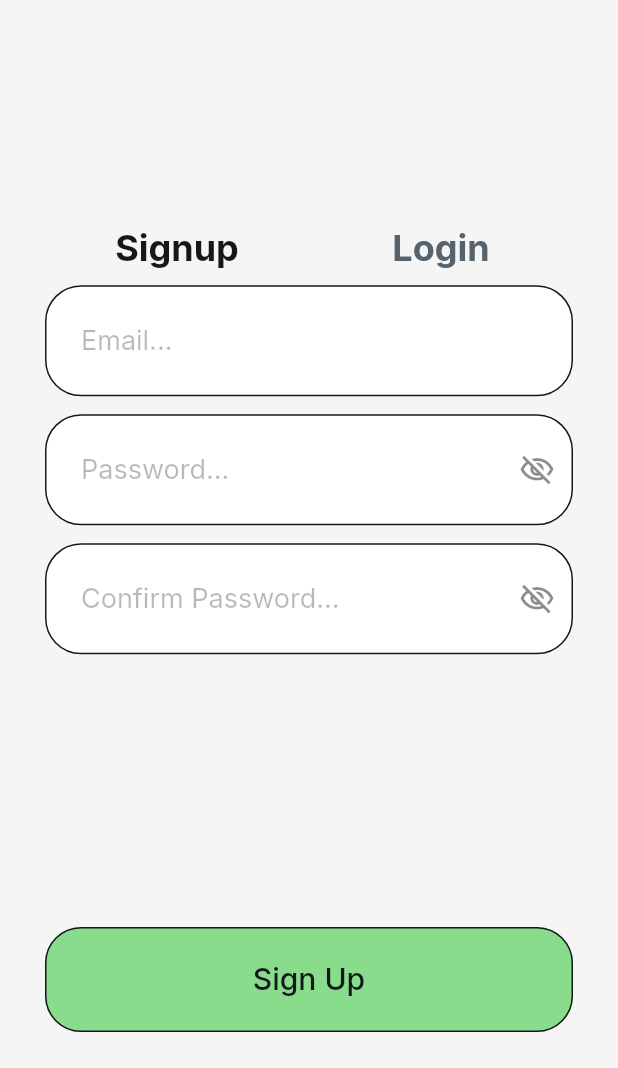
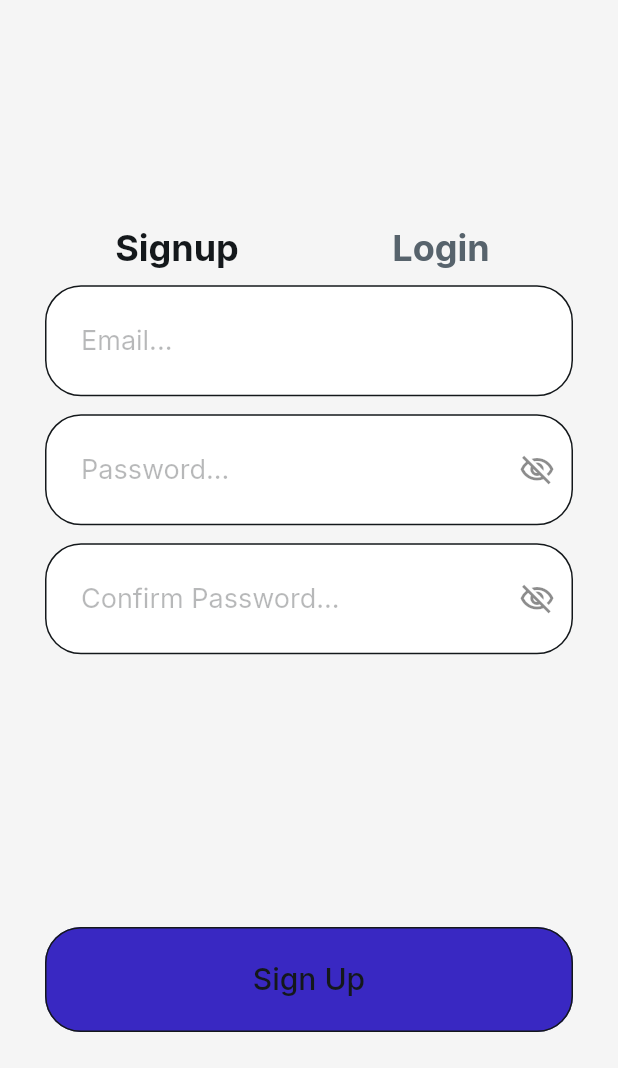
Before and after one commit to KanzGiwa/TodoApp-FlutterFlow, a Flutter app: the screen it shows after launch, on a phone screen of 412 x 824 dp, the part 168-1236 px from its top. Run offline on Flutter 3.47's test engine with Material 3 defaults, Android fonts, the phone set to English and light mode, and no system bars; drawn by our look-alikes of auto_size_text; our stand-ins replace cloud_firestore, easy_debounce, file_picker, firebase_auth, firebase_core, firebase_storage and 12 more; missing offline and left inert: flutterflow_colorpicker, json_path, mime_type; accounts and stored records are empty.

Commit message:
Changed the color of the sign up button

```diff
--- a/lib/login/login_widget.dart
+++ b/lib/login/login_widget.dart
@@ -840,7 +840,7 @@ class _LoginWidgetState extends State<LoginWidget>
                                   16.0, 0.0, 16.0, 0.0),
                               iconPadding: const EdgeInsetsDirectional.fromSTEB(
                                   0.0, 0.0, 0.0, 0.0),
-                              color: FlutterFlowTheme.of(context).primary,
+                              color: const Color(0xFF3928C2),
                               textStyle: FlutterFlowTheme.of(context)
                                   .labelMedium
                                   .override(
```
